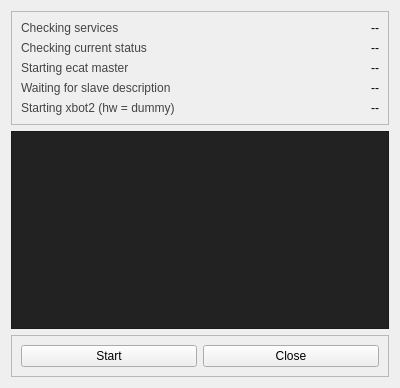
Above: src/joint_state_gui/bringup.ui from ADVRHumanoids/robot_monitoring before the change. Below: the same form after it.
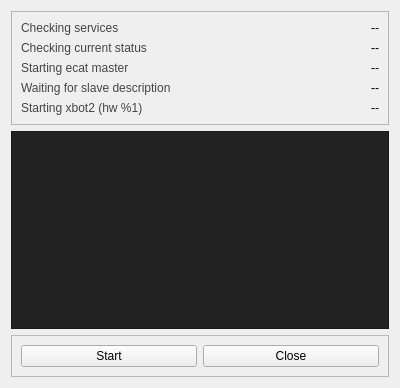
That is the form after the change.

```diff
--- a/src/joint_state_gui/bringup.ui
+++ b/src/joint_state_gui/bringup.ui
@@ -110,7 +110,7 @@
          <string notr="true">color: #444444;</string>
         </property>
         <property name="text">
-         <string>Starting xbot2 (hw = dummy)</string>
+         <string>Starting xbot2 (hw %1)</string>
         </property>
        </widget>
       </item>
```
